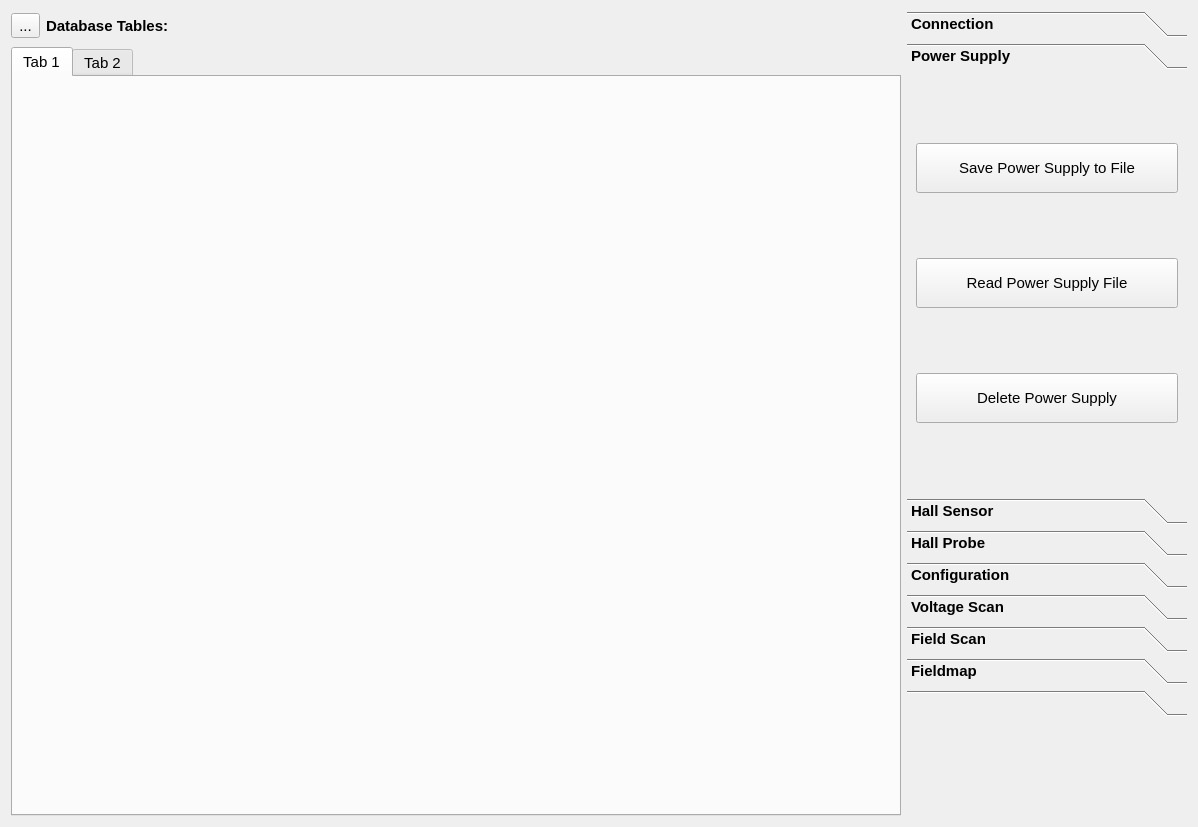
Before: the Qt Designer form hallbench/gui/ui/databasewidget.ui in lnls-ima/hall-bench-control, drawn with Qt 5.
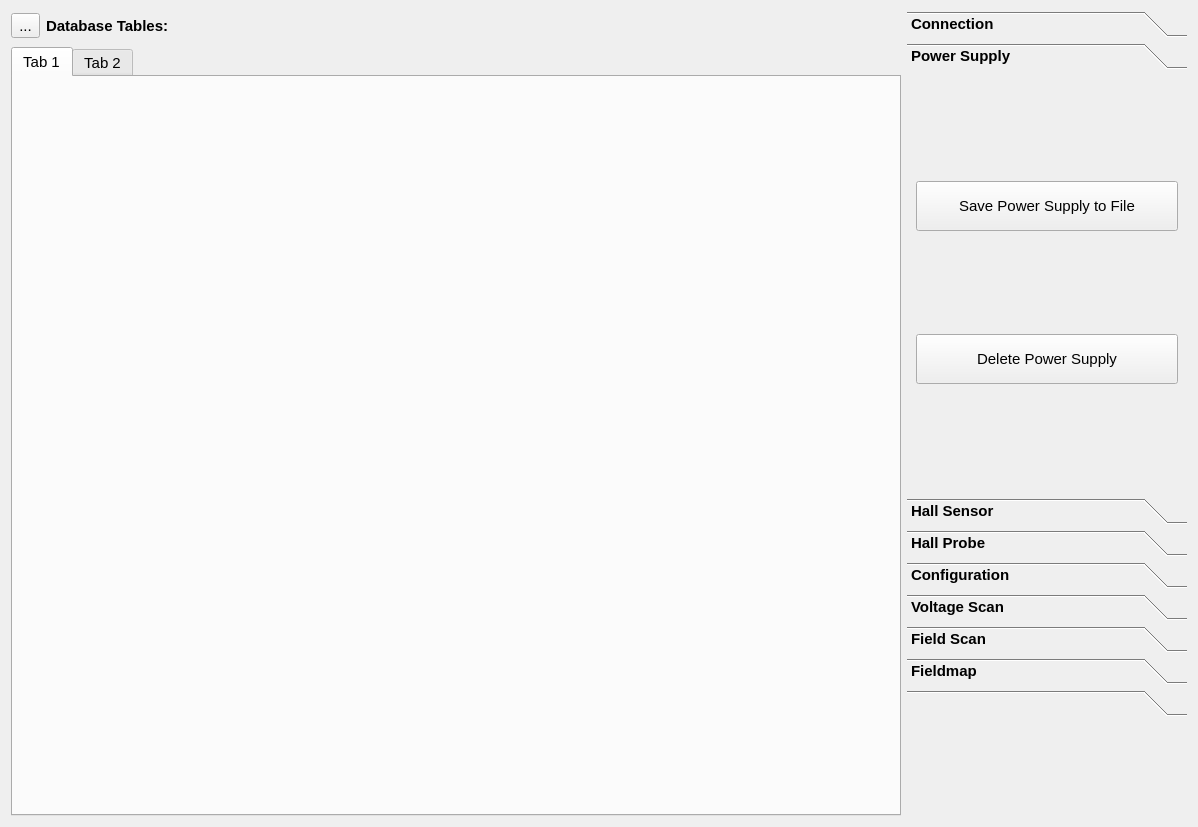
After: the same form once the commit is applied. The open tabs and pages were chosen to show the change. Icons and pictures are not drawn.

The edit to the form file:
```diff
--- a/hallbench/gui/ui/databasewidget.ui
+++ b/hallbench/gui/ui/databasewidget.ui
@@ -244,7 +244,7 @@
            </property>
           </widget>
          </item>
-         <item row="2" column="0">
+         <item row="1" column="0">
           <widget class="QPushButton" name="delete_power_supply_btn">
            <property name="enabled">
             <bool>true</bool>
@@ -270,35 +270,6 @@
            </property>
           </widget>
          </item>
-         <item row="1" column="0">
-          <widget class="QPushButton" name="read_power_supply_btn">
-           <property name="minimumSize">
-            <size>
-             <width>0</width>
-             <height>50</height>
-            </size>
-           </property>
-           <property name="font">
-            <font>
-             <weight>50</weight>
-             <bold>false</bold>
-            </font>
-           </property>
-           <property name="text">
-            <string>Read Power Supply File</string>
-           </property>
-           <property name="icon">
-            <iconset>
-             <normaloff>../../resources/img/database_add.png</normaloff>../../resources/img/database_add.png</iconset>
-           </property>
-           <property name="iconSize">
-            <size>
-             <width>20</width>
-             <height>20</height>
-            </size>
-           </property>
-          </widget>
-         </item>
         </layout>
        </widget>
        <widget class="QWidget" name="hall_sensor_pg">
```
